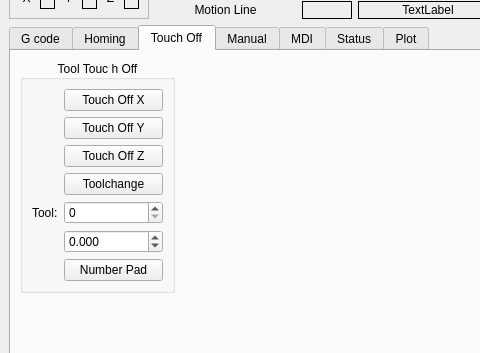
The window that jet/src/jet.ui (tlight9/jet) describes before a commit, drawn with Qt 5; both pictures show x 0 to 480 and y 148 to 501 of the 800 by 600 pixel window.
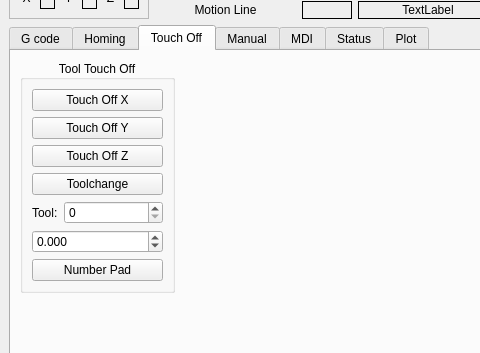
The same window after the commit. The open tabs and pages were chosen to show the change.

Commit message: 02/03/2024 update button width on touchoff box

```diff
--- a/jet/src/jet.ui
+++ b/jet/src/jet.ui
@@ -496,19 +496,12 @@
            </size>
           </property>
           <property name="title">
-           <string>Tool Touc h Off</string>
+           <string>Tool Touch Off</string>
           </property>
           <property name="alignment">
            <set>Qt::AlignCenter</set>
           </property>
           <layout class="QGridLayout" name="gridLayout_14">
-           <item row="0" column="1">
-            <widget class="QPushButton" name="tool_touchoff_x">
-             <property name="text">
-              <string>Touch Off X</string>
-             </property>
-            </widget>
-           </item>
            <item row="4" column="0">
             <widget class="QLabel" name="Tool_no">
              <property name="text">
@@ -516,58 +509,6 @@
              </property>
             </widget>
            </item>
-           <item row="3" column="1">
-            <widget class="QPushButton" name="tool_change_pb">
-             <property name="toolTip">
-              <string/>
-             </property>
-             <property name="toolTipDuration">
-              <number>-1</number>
-             </property>
-             <property name="text">
-              <string>Toolchange</string>
-             </property>
-            </widget>
-           </item>
-           <item row="5" column="1">
-            <widget class="QDoubleSpinBox" name="tool_touchoff_dsb">
-             <property name="decimals">
-              <number>3</number>
-             </property>
-             <property name="minimum">
-              <double>-1000.000000000000000</double>
-             </property>
-             <property name="maximum">
-              <double>1000.000000000000000</double>
-             </property>
-             <property name="singleStep">
-              <double>0.001000000000000</double>
-             </property>
-             <property name="stepType">
-              <enum>QAbstractSpinBox::DefaultStepType</enum>
-             </property>
-            </widget>
-           </item>
-           <item row="6" column="1">
-            <widget class="QPushButton" name="numberpad_pb_2">
-             <property name="text">
-              <string>Number Pad</string>
-             </property>
-             <property name="target" stdset="0">
-              <string>tool_touchoff_dsb</string>
-             </property>
-             <property name="type" stdset="0">
-              <string>float</string>
-             </property>
-            </widget>
-           </item>
-           <item row="1" column="1">
-            <widget class="QPushButton" name="tool_touchoff_y">
-             <property name="text">
-              <string>Touch Off Y</string>
-             </property>
-            </widget>
-           </item>
            <item row="4" column="1">
             <widget class="QDoubleSpinBox" name="tool_number_dsb">
              <property name="minimumSize">
@@ -599,13 +540,72 @@
              </property>
             </widget>
            </item>
-           <item row="2" column="1">
+           <item row="0" column="0" colspan="2">
+            <widget class="QPushButton" name="tool_touchoff_x">
+             <property name="text">
+              <string>Touch Off X</string>
+             </property>
+            </widget>
+           </item>
+           <item row="1" column="0" colspan="2">
+            <widget class="QPushButton" name="tool_touchoff_y">
+             <property name="text">
+              <string>Touch Off Y</string>
+             </property>
+            </widget>
+           </item>
+           <item row="2" column="0" colspan="2">
             <widget class="QPushButton" name="tool_touchoff_z">
              <property name="text">
               <string>Touch Off Z</string>
              </property>
             </widget>
            </item>
+           <item row="3" column="0" colspan="2">
+            <widget class="QPushButton" name="tool_change_pb">
+             <property name="toolTip">
+              <string/>
+             </property>
+             <property name="toolTipDuration">
+              <number>-1</number>
+             </property>
+             <property name="text">
+              <string>Toolchange</string>
+             </property>
+            </widget>
+           </item>
+           <item row="5" column="0" colspan="2">
+            <widget class="QDoubleSpinBox" name="tool_touchoff_dsb">
+             <property name="decimals">
+              <number>3</number>
+             </property>
+             <property name="minimum">
+              <double>-1000.000000000000000</double>
+             </property>
+             <property name="maximum">
+              <double>1000.000000000000000</double>
+             </property>
+             <property name="singleStep">
+              <double>0.001000000000000</double>
+             </property>
+             <property name="stepType">
+              <enum>QAbstractSpinBox::DefaultStepType</enum>
+             </property>
+            </widget>
+           </item>
+           <item row="6" column="0" colspan="2">
+            <widget class="QPushButton" name="numberpad_pb_2">
+             <property name="text">
+              <string>Number Pad</string>
+             </property>
+             <property name="target" stdset="0">
+              <string>tool_touchoff_dsb</string>
+             </property>
+             <property name="type" stdset="0">
+              <string>float</string>
+             </property>
+            </widget>
+           </item>
           </layout>
          </widget>
         </item>
```
Left out of the diff: 2 changed lines with no effect on the pictures. The commit also changes 1 other file.
